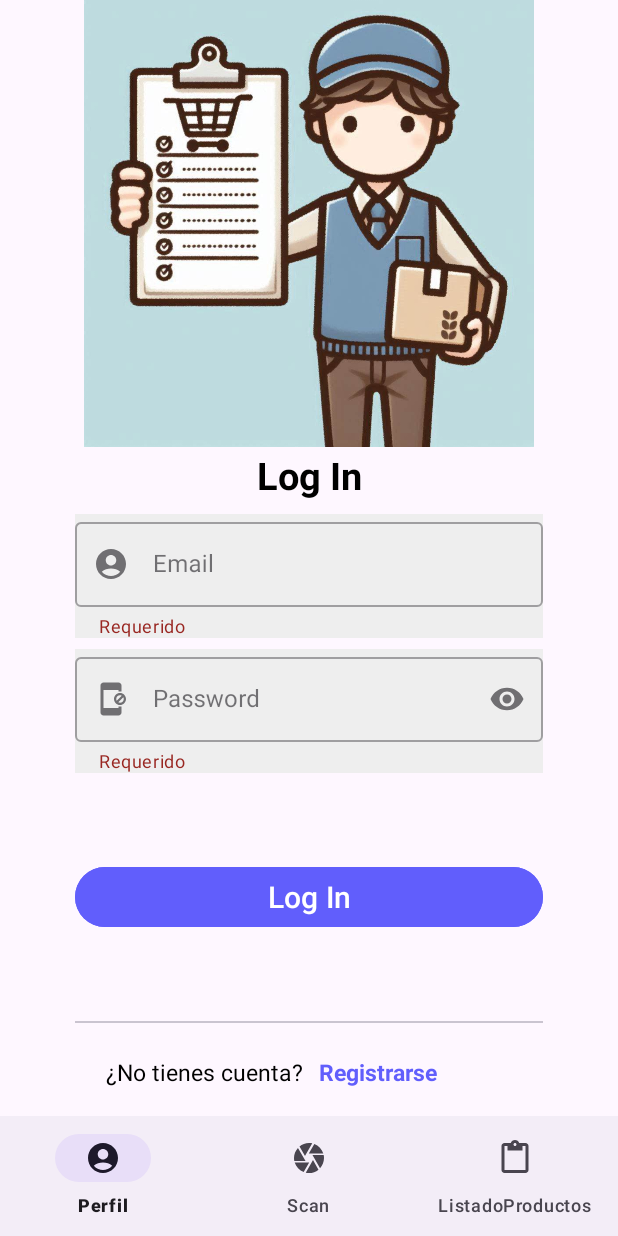
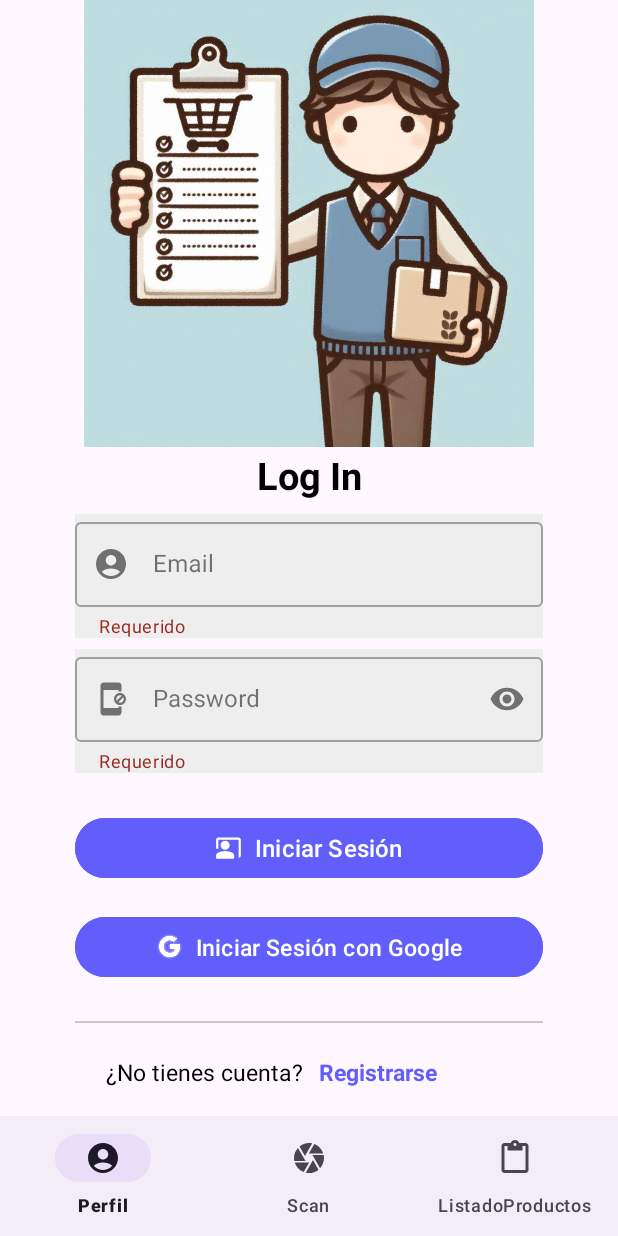
Before and after one commit to JorLOrT/ProyectoFinal, an Android app: the screen it shows after launch (MainActivity), after a tap on "Cerrar Sesión", on a phone screen of 412 x 824 dp. Run offline under Robolectric (Android 15) with nearby library versions, the phone set to English and light mode, and no system bars; our stand-ins replace Firebase (no records; nobody signed in at launch, a user with empty details on screens opened directly), navigation-ui.

Commit message:
Se modificó la vista de Login_Fragment, se cambiaron los botones y se les añadió íconos y animaciones al ser cliqueados.
Se añadió un icono al botón de cerrar sesión de Perfil_Fragment.

Se añadió a la lista de strings el cliente de google de inicio de sesión.

```diff
--- a/app/build.gradle.kts
+++ b/app/build.gradle.kts
@@ -49,6 +49,7 @@ dependencies {
     implementation(platform("com.google.firebase:firebase-bom:33.1.1"))
     implementation(libs.firebase.firestore)
     implementation(libs.firebase.auth)
+    implementation("com.google.android.gms:play-services-auth:21.2.0")
     testImplementation(libs.junit)
     androidTestImplementation(libs.androidx.junit)
     androidTestImplementation(libs.androidx.espresso.core)
--- a/app/src/main/java/com/example/proyectofinal/Login_Fragment.kt
+++ b/app/src/main/java/com/example/proyectofinal/Login_Fragment.kt
@@ -9,6 +9,9 @@ import android.widget.EditText
 import android.widget.TextView
 import androidx.core.os.bundleOf
 import androidx.navigation.findNavController
+import com.google.android.gms.auth.api.identity.Identity
+import com.google.android.gms.auth.api.identity.SignInClient
+import com.google.android.gms.auth.api.signin.GoogleSignInOptions
 import com.google.firebase.auth.FirebaseAuth
 
 class Login_Fragment : Fragment(R.layout.fragment_login_) {
@@ -16,6 +19,7 @@ class Login_Fragment : Fragment(R.layout.fragment_login_) {
     lateinit var input_email: EditText
     lateinit var input_password: EditText
     lateinit var btn_login: Button
+    lateinit var btn_google: Button
     lateinit var btn_signup: TextView
     override fun onViewCreated(view: View, savedInstanceState: Bundle?) {
         super.onViewCreated(view, savedInstanceState)
@@ -23,9 +27,13 @@ class Login_Fragment : Fragment(R.layout.fragment_login_) {
         input_email = view.findViewById<EditText>(R.id.input_email)
         input_password = view.findViewById<EditText>(R.id.input_password)
         btn_login = view.findViewById<Button>(R.id.logear_cuenta)
+        btn_google = view.findViewById<Button>(R.id.logear_google)
         btn_signup = view.findViewById<TextView>(R.id.texto_registrarse)
+
+        // Logeo con usuario y contraseña
+        logearUsuario()
+        // Navegar a la vista de registro
         irSignUp()
-        logearUsuario()
     }
 
     fun logearUsuario(){
@@ -43,6 +51,12 @@ class Login_Fragment : Fragment(R.layout.fragment_login_) {
                     }
                 }
             }
+        }
+    }
+
+    fun logerarGoogle(){
+        btn_google.setOnClickListener {
+            val configuracion = GoogleSignInOptions.Builder(GoogleSignInOptions.DEFAULT_SIGN_IN).requestIdToken(getString(R.string.default_web_client_id)).requestEmail().build()
         }
     }
 
--- a/app/src/main/java/com/example/proyectofinal/ProviderType.kt
+++ b/app/src/main/java/com/example/proyectofinal/ProviderType.kt
@@ -1,5 +1,6 @@
 package com.example.proyectofinal
 
 enum class ProviderType {
-    BASIC
+    BASIC,
+    GOOGLE
 }
--- /dev/null
+++ b/app/src/main/res/drawable/baseline_co_present_24.xml
@@ -0,0 +1,9 @@
+<vector xmlns:android="http://schemas.android.com/apk/res/android" android:height="30dp" android:tint="#000000" android:viewportHeight="24" android:viewportWidth="24" android:width="30dp">
+
+    <path android:fillColor="@android:color/white" android:pathData="M21,3H3C1.9,3 1,3.9 1,5v8h2V5h18v16c1.1,0 2,-0.9 2,-2V5C23,3.9 22.1,3 21,3z"/>
+
+    <path android:fillColor="@android:color/white" android:pathData="M9,10m-4,0a4,4 0,1 1,8 0a4,4 0,1 1,-8 0"/>
+
+    <path android:fillColor="@android:color/white" android:pathData="M15.39,16.56C13.71,15.7 11.53,15 9,15c-2.53,0 -4.71,0.7 -6.39,1.56C1.61,17.07 1,18.1 1,19.22V22h16v-2.78C17,18.1 16.39,17.07 15.39,16.56z"/>
+
+</vector>
--- a/app/src/main/res/layout/fragment_login_.xml
+++ b/app/src/main/res/layout/fragment_login_.xml
@@ -77,7 +77,6 @@
     </com.google.android.material.textfield.TextInputLayout>
 
 
-
     <com.google.android.material.textfield.TextInputLayout
         android:layout_width="match_parent"
         android:layout_height="wrap_content"
@@ -113,20 +112,42 @@
         android:orientation="horizontal"
         app:layout_constraintGuide_percent="0.70" />
 
-    <Button
+    <com.google.android.material.button.MaterialButton
         android:id="@+id/logear_cuenta"
         android:layout_width="match_parent"
         android:layout_height="wrap_content"
-        android:text="@string/titulo_login"
+        android:text="@string/btn_login"
         android:textColor="@color/white"
         android:backgroundTint="@color/principal"
-        android:textSize="20sp"
+        android:textSize="16sp"
         android:layout_marginHorizontal="50dp"
         app:layout_constraintTop_toBottomOf="@id/guia3_login"
+        app:layout_constraintBottom_toTopOf="@id/logear_google"
+        app:layout_constraintEnd_toEndOf="parent"
+        app:layout_constraintStart_toStartOf="parent"
+        app:layout_constraintVertical_bias="0.5"
+        app:icon="@drawable/baseline_co_present_24"
+        app:iconGravity="textStart"
+        app:rippleColor="@color/secondary"
+        />
+
+    <com.google.android.material.button.MaterialButton
+        android:id="@+id/logear_google"
+        android:layout_width="match_parent"
+        android:layout_height="wrap_content"
+        android:text="@string/btn_login_google"
+        android:textColor="@color/white"
+        android:backgroundTint="@color/principal"
+        android:textSize="15sp"
+        android:layout_marginHorizontal="50dp"
+        app:layout_constraintTop_toBottomOf="@id/logear_cuenta"
         app:layout_constraintBottom_toTopOf="@id/guia4_login"
         app:layout_constraintEnd_toEndOf="parent"
         app:layout_constraintStart_toStartOf="parent"
         app:layout_constraintVertical_bias="0.5"
+        app:icon="@drawable/ic_google"
+        app:iconGravity="textStart"
+        app:rippleColor="@color/secondary"
         />
 
     <androidx.constraintlayout.widget.Guideline
--- a/app/src/main/res/layout/fragment_perfil_.xml
+++ b/app/src/main/res/layout/fragment_perfil_.xml
@@ -79,7 +79,7 @@
         android:orientation="horizontal"
         app:layout_constraintGuide_percent="0.65" />
 
-    <Button
+    <com.google.android.material.button.MaterialButton
         android:id="@+id/cerrarSesion"
         android:layout_width="wrap_content"
         android:layout_height="wrap_content"
@@ -92,6 +92,8 @@
         app:layout_constraintBottom_toBottomOf="parent"
         app:layout_constraintStart_toStartOf="parent"
         app:layout_constraintVertical_bias="0.2"
+        app:rippleColor="@color/secondary"
+        app:icon="@drawable/logout_24dp"
         />
 
 </androidx.constraintlayout.widget.ConstraintLayout>
--- a/app/src/main/res/layout/fragment_sign_up_.xml
+++ b/app/src/main/res/layout/fragment_sign_up_.xml
@@ -132,7 +132,7 @@
         android:orientation="horizontal"
         app:layout_constraintGuide_percent="0.80" />
 
-    <Button
+    <com.google.android.material.button.MaterialButton
         android:id="@+id/crear_cuenta"
         android:layout_width="match_parent"
         android:layout_height="wrap_content"
@@ -145,7 +145,10 @@
         app:layout_constraintEnd_toEndOf="parent"
         app:layout_constraintStart_toStartOf="parent"
         app:layout_constraintTop_toBottomOf="@id/guia3_signup"
-        app:layout_constraintVertical_bias="0.5" />
+        app:layout_constraintVertical_bias="0.5"
+        app:icon="@drawable/passkey_24dp"
+        app:iconGravity="textStart"
+        />
 
     <androidx.constraintlayout.widget.Guideline
         android:id="@+id/guia4_signup"
--- a/app/src/main/res/values/strings.xml
+++ b/app/src/main/res/values/strings.xml
@@ -8,6 +8,8 @@
     <string name="titulo_signup">Crear Cuenta</string>
     <string name="titulo_email">Email</string>
     <string name="titulo_password">Password</string>
+    <string name="btn_login">Iniciar Sesión</string>
+    <string name="btn_login_google">Iniciar Sesión con Google</string>
     <string name="email">Email</string>
     <string name="password">Password</string>
     <string name="confirm_password">Confirmar Password</string>
@@ -21,6 +23,7 @@
     <string name="menu_scan">Scan</string>
     <!-- TODO: Remove or change this placeholder text -->
     <string name="hello_blank_fragment">Hello blank fragment</string>
+    <string name="default_web_client_id">217492763247-6f7i7dudp0qdi9uv6e5v4jdqmlufec49.apps.googleusercontent.com</string>
 
 
 </resources>
```
Also changed, not shown: app/src/main/res/drawable/ic_google.png (added), app/src/main/res/drawable/logout_24dp.png (added), app/src/main/res/drawable/passkey_24dp.png (added).
